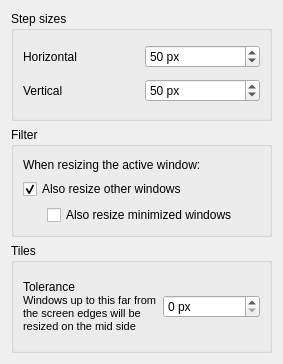
The window that step-regrid/contents/ui/config.ui (nclarius/KWin-window-positioning-scripts) describes before a commit, drawn with Qt 5.
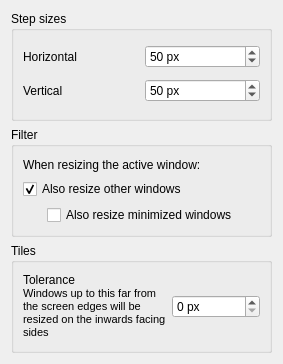
The same window after the commit.

The edit to the form file:
```diff
--- a/step-regrid/contents/ui/config.ui
+++ b/step-regrid/contents/ui/config.ui
@@ -128,7 +128,7 @@
       <item>
        <widget class="QLabel" name="tolerance">
         <property name="text">
-         <string>&lt;html&gt;&lt;head/&gt;&lt;body&gt;&lt;p&gt;Tolerance&lt;br/&gt;&lt;span style=&quot; font-size:8pt;&quot;&gt;Windows up to this far from the screen edges will be resized on the mid side&lt;/span&gt;&lt;/p&gt;&lt;/body&gt;&lt;/html&gt;</string>
+         <string>&lt;html&gt;&lt;head/&gt;&lt;body&gt;&lt;p&gt;Tolerance&lt;br/&gt;&lt;span style=&quot; font-size:8pt;&quot;&gt;Windows up to this far from the screen edges will be resized on the inwards facing sides&lt;/span&gt;&lt;/p&gt;&lt;/body&gt;&lt;/html&gt;</string>
         </property>
         <property name="wordWrap">
          <bool>true</bool>
```
